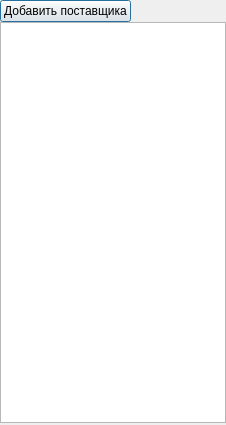
The window that ui/material_provider.ui (Meller008/CRM-Avi) describes before a commit, drawn with Qt 5.
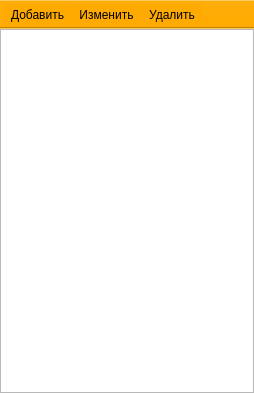
The same window after the commit.

```diff
--- a/ui/material_provider.ui
+++ b/ui/material_provider.ui
@@ -1,61 +1,81 @@
 <?xml version="1.0" encoding="UTF-8"?>
 <ui version="4.0">
- <class>Dialog</class>
- <widget class="QDialog" name="Dialog">
+ <class>MainWindow</class>
+ <widget class="QMainWindow" name="MainWindow">
   <property name="geometry">
    <rect>
     <x>0</x>
     <y>0</y>
-    <width>226</width>
-    <height>425</height>
+    <width>254</width>
+    <height>393</height>
    </rect>
   </property>
   <property name="windowTitle">
    <string>Поставщики</string>
   </property>
-  <layout class="QGridLayout" name="gridLayout">
-   <property name="leftMargin">
-    <number>0</number>
+  <widget class="QWidget" name="centralwidget">
+   <layout class="QGridLayout" name="gridLayout">
+    <property name="leftMargin">
+     <number>0</number>
+    </property>
+    <property name="topMargin">
+     <number>0</number>
+    </property>
+    <property name="rightMargin">
+     <number>0</number>
+    </property>
+    <property name="bottomMargin">
+     <number>0</number>
+    </property>
+    <item row="0" column="0">
+     <widget class="QListWidget" name="lw_provider"/>
+    </item>
+   </layout>
+  </widget>
+  <widget class="QToolBar" name="toolBar">
+   <property name="windowTitle">
+    <string>toolBar</string>
    </property>
-   <property name="topMargin">
-    <number>0</number>
+   <property name="styleSheet">
+    <string notr="true">background-color: rgb(255, 170, 0);</string>
    </property>
-   <property name="rightMargin">
-    <number>0</number>
+   <property name="movable">
+    <bool>false</bool>
    </property>
-   <property name="bottomMargin">
-    <number>2</number>
+   <attribute name="toolBarArea">
+    <enum>TopToolBarArea</enum>
+   </attribute>
+   <attribute name="toolBarBreak">
+    <bool>false</bool>
+   </attribute>
+   <addaction name="pb_add_provider"/>
+   <addaction name="pb_change_provider"/>
+   <addaction name="pb_dell_provider"/>
+  </widget>
+  <action name="pb_add_provider">
+   <property name="text">
+    <string>Добавить</string>
    </property>
-   <property name="horizontalSpacing">
-    <number>6</number>
+   <property name="toolTip">
+    <string>Добавить поставщика</string>
    </property>
-   <property name="verticalSpacing">
-    <number>0</number>
+  </action>
+  <action name="pb_dell_provider">
+   <property name="text">
+    <string>Удалить</string>
    </property>
-   <item row="0" column="0">
-    <widget class="QPushButton" name="pb_add_provider">
-     <property name="text">
-      <string>Добавить поставщика</string>
-     </property>
-    </widget>
-   </item>
-   <item row="1" column="0" colspan="4">
-    <widget class="QListWidget" name="lw_provider"/>
-   </item>
-   <item row="0" column="1" colspan="3">
-    <spacer name="horizontalSpacer">
-     <property name="orientation">
-      <enum>Qt::Horizontal</enum>
-     </property>
-     <property name="sizeHint" stdset="0">
-      <size>
-       <width>40</width>
-       <height>20</height>
-      </size>
-     </property>
-    </spacer>
-   </item>
-  </layout>
+   <property name="toolTip">
+    <string>Удалить поставщика</string>
+   </property>
+  </action>
+  <action name="pb_change_provider">
+   <property name="text">
+    <string>Изменить</string>
+   </property>
+   <property name="toolTip">
+    <string>Изменить информацию</string>
+   </property>
+  </action>
  </widget>
  <tabstops>
   <tabstop>pb_add_provider</tabstop>
```
Left out of the diff: 73 changed lines with no effect on the pictures.
